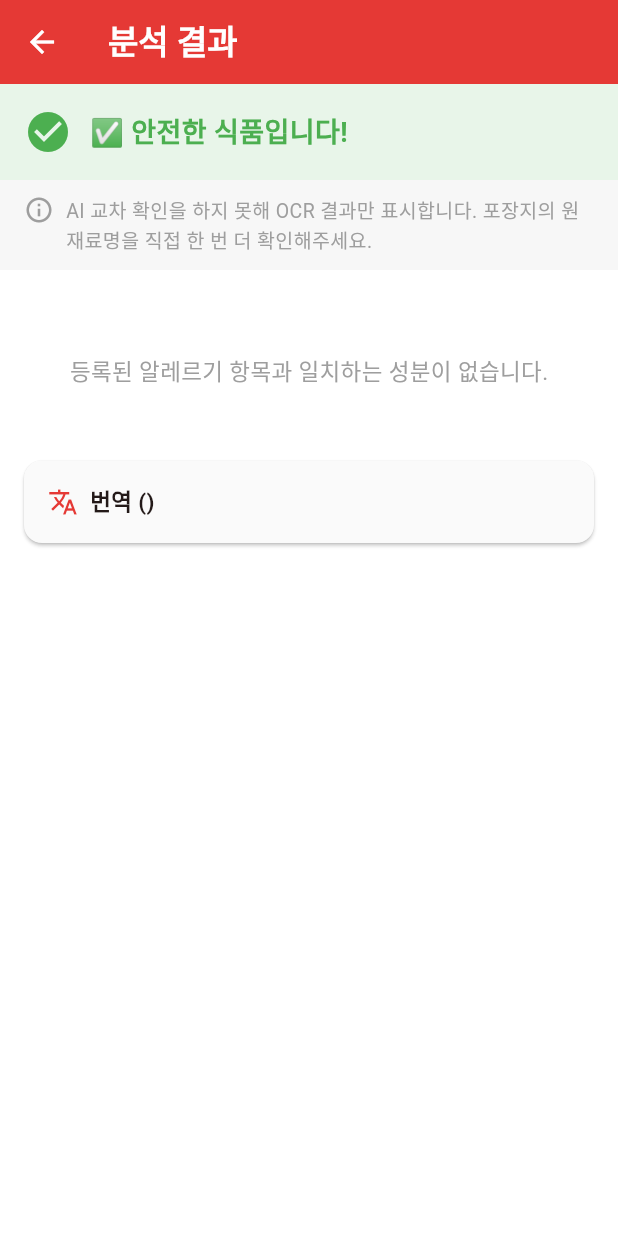
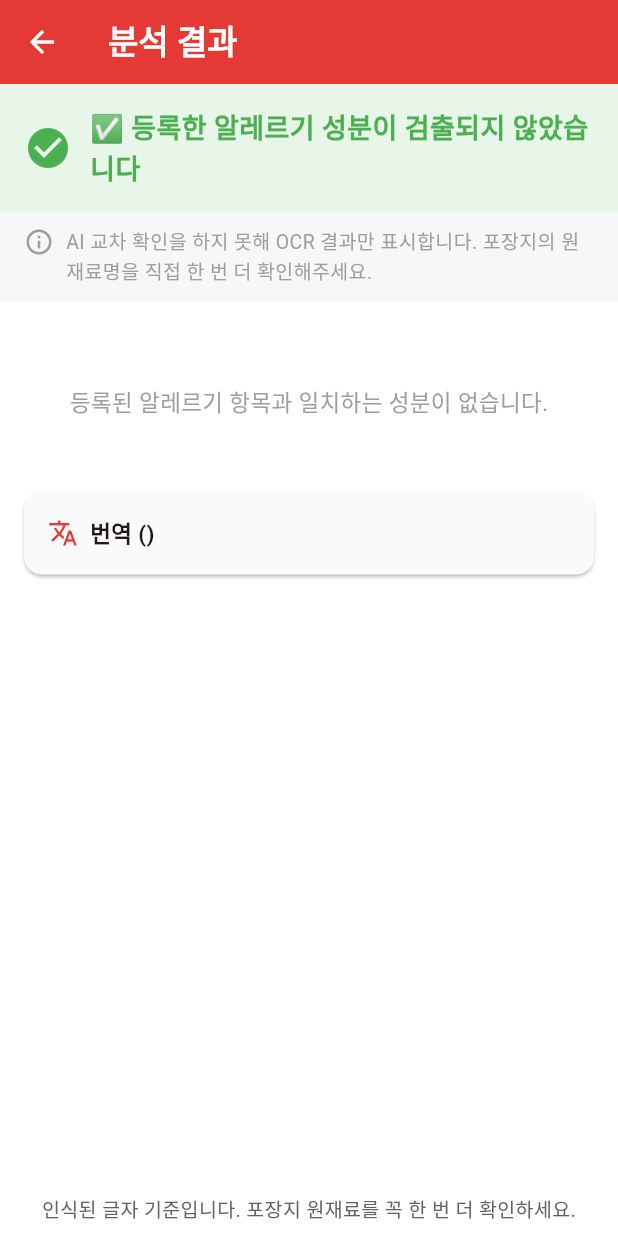
Before and after one commit to parkseonha777/PartE, a Flutter app: the ScanResultScreen screen opened directly with empty values, on a phone screen of 412 x 824 dp. Run offline on Flutter 3.47's test engine with Material 3 defaults, Android fonts, the phone set to English and light mode, and no system bars; our stand-ins replace camera, image_picker, shared_preferences, supabase_flutter; accounts and stored records are empty.

Commit message:
feat: 혼입 문구 OCR 오타 대응, 인식 불충분 시 확인 필요 표시
- 혼입/함유 표지의 OCR 오타 패턴 추가 (혼임·혼인·호이, 하요·함을 등)

- /scan, /scan/verify 응답에 reliable(글자를 충분히 읽었는지) 추가

- 결과 화면: 인식 불충분 시 안전 대신 확인 필요 표시, 주의만 있을 때 안전 배너 문제 수정, 안내 문구 추가

- 인식 불충분하고 위험/주의 없는 결과는 스캔 이력에 저장하지 않음

```diff
--- a/pati_app/lib/screens/scan_result/scan_result_screen.dart
+++ b/pati_app/lib/screens/scan_result/scan_result_screen.dart
@@ -26,6 +26,11 @@ class ScanResultScreen extends StatelessWidget {
 
   bool get _needsRecheck => _verification?['needs_recheck'] == true;
 
+  // 글자를 충분히 읽었는지. 서버가 reliable을 보내지 않으면(구버전 서버) 읽은 것으로 본다.
+  // AI가 "사진이 흐려 읽기 어렵다(poor)"고 판단한 경우도 충분하지 않은 것으로 본다.
+  bool get _reliable =>
+      scanResult['reliable'] != false && _verification?['legibility'] != 'poor';
+
   /// 알레르겐 이름 → LLM 판정 상세 (근거 표기, 규칙/LLM 일치 여부)
   Map<String, Map<String, dynamic>> get _detailsByAllergen {
     final details = (_verification?['details'] as List?) ?? const [];
@@ -51,7 +56,8 @@ class ScanResultScreen extends StatelessWidget {
       result.add({'name': name, 'level': 'caution'});
     }
     for (final name in safeNames) {
-      result.add({'name': name, 'level': 'safe'});
+      // 인식이 불충분하면 "안전" 대신 "확인 필요"로 표시
+      result.add({'name': name, 'level': _reliable ? 'safe' : 'unverified'});
     }
 
     return result;
@@ -65,6 +71,8 @@ class ScanResultScreen extends StatelessWidget {
         return Colors.amber;
       case 'safe':
         return Colors.green;
+      case 'unverified':
+        return Colors.blueGrey;
       default:
         return Colors.grey;
     }
@@ -78,6 +86,8 @@ class ScanResultScreen extends StatelessWidget {
         return '주의';
       case 'safe':
         return '안전';
+      case 'unverified':
+        return '확인 필요';
       default:
         return '알 수 없음';
     }
@@ -91,6 +101,8 @@ class ScanResultScreen extends StatelessWidget {
         return Icons.warning_amber;
       case 'safe':
         return Icons.check_circle;
+      case 'unverified':
+        return Icons.help_outline;
       default:
         return Icons.help;
     }
@@ -105,7 +117,41 @@ class ScanResultScreen extends StatelessWidget {
         ingredients.where((e) => e['level'] == 'caution').toList();
     final safeList =
         ingredients.where((e) => e['level'] == 'safe').toList();
-    final sortedList = [...dangerList, ...cautionList, ...safeList];
+    final unverifiedList =
+        ingredients.where((e) => e['level'] == 'unverified').toList();
+    final sortedList = [
+      ...dangerList,
+      ...cautionList,
+      ...unverifiedList,
+      ...safeList,
+    ];
+
+    // 요약 배너: 위험 > 주의 > 확인 필요 > 검출 없음 순으로 표시
+    final Color bannerBg;
+    final Color bannerFg;
+    final IconData bannerIcon;
+    final String bannerText;
+    if (dangerList.isNotEmpty) {
+      bannerBg = Colors.red.shade50;
+      bannerFg = Colors.red;
+      bannerIcon = Icons.warning_rounded;
+      bannerText = '⚠️ 위험 성분 ${dangerList.length}개 발견!';
+    } else if (cautionList.isNotEmpty) {
+      bannerBg = Colors.amber.shade50;
+      bannerFg = Colors.amber.shade800;
+      bannerIcon = Icons.warning_amber;
+      bannerText = '⚠️ 주의 성분 ${cautionList.length}개 발견';
+    } else if (unverifiedList.isNotEmpty) {
+      bannerBg = Colors.blueGrey.shade50;
+      bannerFg = Colors.blueGrey;
+      bannerIcon = Icons.help_outline;
+      bannerText = '확인이 필요합니다 (인식이 불충분해요)';
+    } else {
+      bannerBg = Colors.green.shade50;
+      bannerFg = Colors.green;
+      bannerIcon = Icons.check_circle;
+      bannerText = '✅ 등록한 알레르기 성분이 검출되지 않았습니다';
+    }
 
     final details = _detailsByAllergen;
     final translatedNames = Map<String, dynamic>.from(
@@ -125,26 +171,18 @@ class ScanResultScreen extends StatelessWidget {
           Container(
             width: double.infinity,
             padding: const EdgeInsets.all(16),
-            color: dangerList.isNotEmpty ? Colors.red[50] : Colors.green[50],
+            color: bannerBg,
             child: Row(
               children: [
-                Icon(
-                  dangerList.isNotEmpty
-                      ? Icons.warning_rounded
-                      : Icons.check_circle,
-                  color: dangerList.isNotEmpty ? Colors.red : Colors.green,
-                  size: 32,
-                ),
+                Icon(bannerIcon, color: bannerFg, size: 32),
                 const SizedBox(width: 12),
                 Expanded(
                   child: Text(
-                    dangerList.isNotEmpty
-                        ? '⚠️ 위험 성분 ${dangerList.length}개 발견!'
-                        : '✅ 안전한 식품입니다!',
+                    bannerText,
                     style: TextStyle(
                       fontSize: 18,
                       fontWeight: FontWeight.bold,
-                      color: dangerList.isNotEmpty ? Colors.red : Colors.green,
+                      color: bannerFg,
                     ),
                   ),
                 ),
@@ -193,10 +231,22 @@ class ScanResultScreen extends StatelessWidget {
             ),
           ),
 
+          // 항상 표시하는 안내 문구
+          Padding(
+            padding: const EdgeInsets.fromLTRB(16, 4, 16, 8),
+            child: Text(
+              _reliable
+                  ? '인식된 글자 기준입니다. 포장지 원재료를 꼭 한 번 더 확인하세요.'
+                  : '글자를 충분히 읽지 못했습니다. 성분표에 가까이 다가가 정면에서 다시 촬영해 주세요. 포장지 원재료도 꼭 확인하세요.',
+              textAlign: TextAlign.center,
+              style: TextStyle(fontSize: 13, color: Colors.grey[700]),
+            ),
+          ),
+
           // 대체 식품 보기 버튼 (위험 성분이 있을 때만 표시)
           if (dangerList.isNotEmpty)
             Padding(
-              padding: const EdgeInsets.all(16),
+              padding: const EdgeInsets.fromLTRB(16, 0, 16, 16),
               child: SizedBox(
                 width: double.infinity,
                 height: 52,
```
Also changed, not shown: pati_app/lib/screens/camera/camera_screen.dart (+6 -2 lines), 2 other files.
